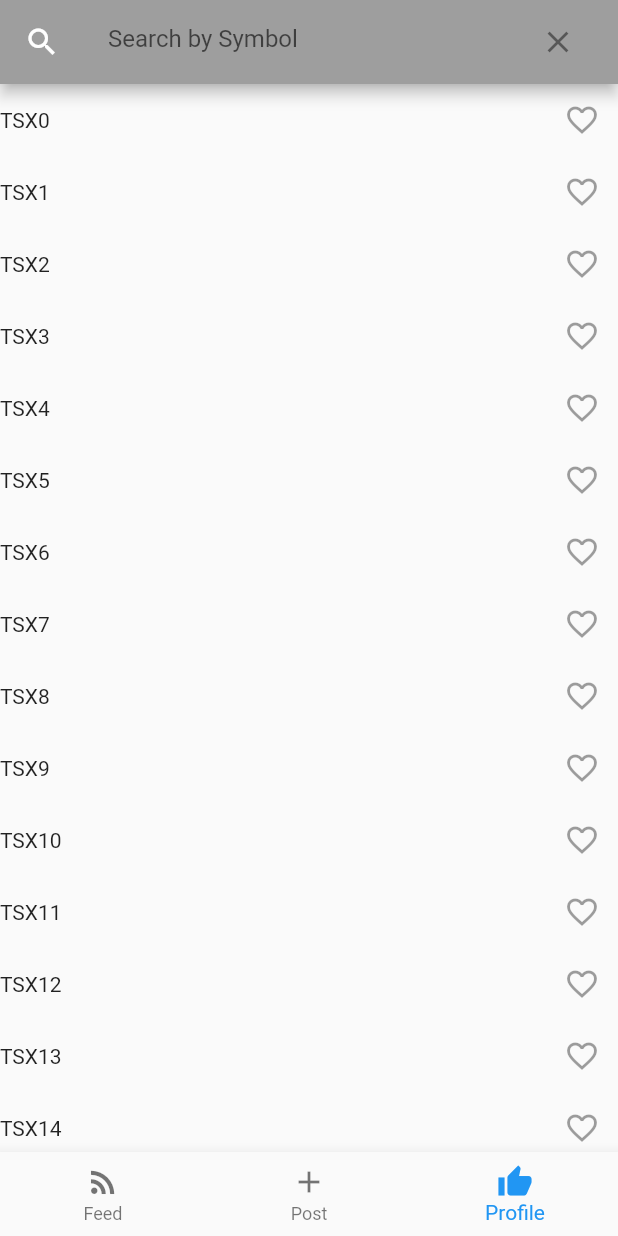
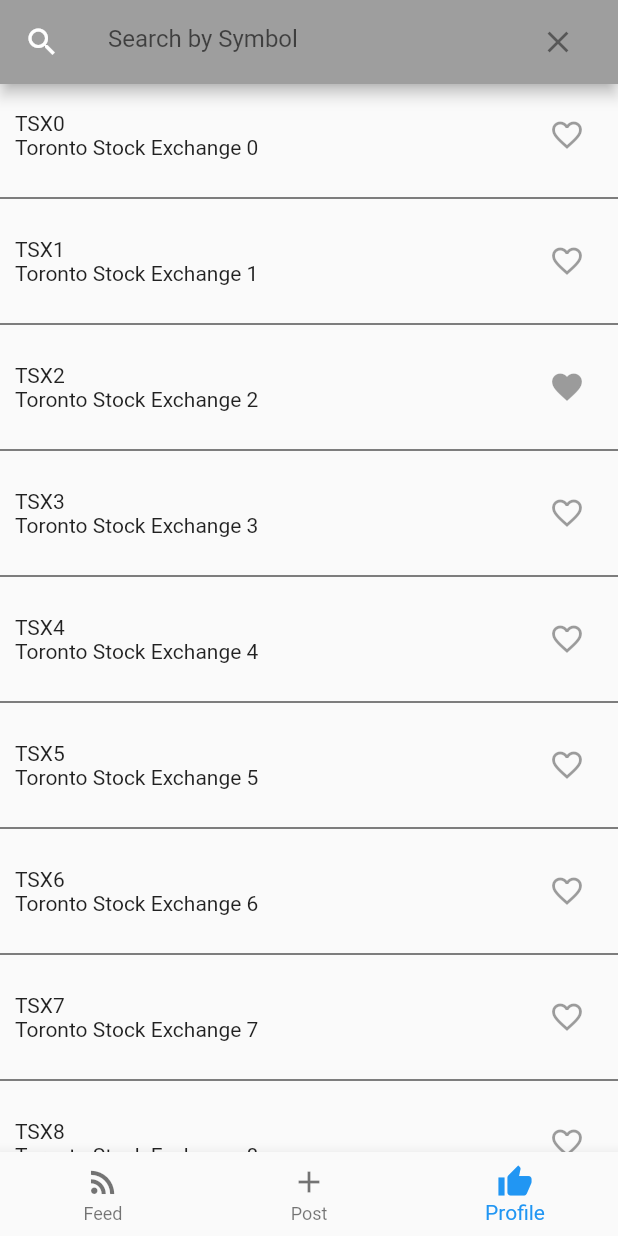
Before and after one commit to jmalfara/stock_talks, a Flutter app: the screen it shows after launch, item 3 of the bottom bar chosen, on a phone screen of 412 x 824 dp. Run offline on Flutter 3.47's test engine with Material 2 defaults, Android fonts, the phone set to English and light mode, and no system bars; network calls fail.

```diff
--- a/lib/components/symbolLookupRow.dart
+++ b/lib/components/symbolLookupRow.dart
@@ -1,24 +1,32 @@
 import 'package:flutter/material.dart';
-import 'package:stock_talks/network/models/symbol.dart';
+import 'package:stock_talks/network/models/forum.dart';
 
 class SymbolLookupRow extends StatelessWidget {
-  final Symbol symbol;
+  final Forum forum;
   final Function onPressed;
 
-  const SymbolLookupRow({Key key, this.symbol, this.onPressed}) : super(key: key);
+  const SymbolLookupRow({Key key, this.forum, this.onPressed}) : super(key: key);
 
   @override
   Widget build(BuildContext context) {
-    // TODO: implement build
-    return Row(
+    return Padding(
+      padding: EdgeInsets.all(10),
+      child: Row(
         mainAxisAlignment: MainAxisAlignment.spaceBetween,
         children: <Widget>[
-        Text(symbol.id),
+          Column(
+            crossAxisAlignment: CrossAxisAlignment.start,
+            children: <Widget>[
+              Text(forum.name),
+              Text(forum.description)
+            ],
+          ),
           IconButton(
-          icon: Icon(symbol.saved ? Icons.favorite : Icons.favorite_border),
+            icon: Icon(forum.following ? Icons.favorite : Icons.favorite_border),
             onPressed: onPressed,
           )
         ],
+      )
     );
   }
 
--- /dev/null
+++ b/lib/network/models/forum.dart
@@ -0,0 +1,23 @@
+import 'package:stock_talks/network/models/post.dart';
+
+class Forum {
+  final String id;
+  final String name;
+  final String description;
+  final String image;
+  final int numberOfPosts;
+  final int numberOfFollowers;
+  final bool following;
+  final List<Post> latestPosts;
+
+  Forum({
+    this.id,
+    this.name,
+    this.description,
+    this.image,
+    this.latestPosts,
+    this.numberOfPosts,
+    this.numberOfFollowers,
+    this.following = false
+  });
+}
--- a/lib/network/models/post.dart
+++ b/lib/network/models/post.dart
@@ -1,20 +1,15 @@
 class Post {
-  final String forumImage;
-  final String forumName;
-
-  final String postId;
-  final String postTitle;
-  final String postDescription;
-  final int numberOfVotes;
+  final String id;
+  final String title;
+  final String description;
+  final int numberOfUpVotes;
   final int numberOfComments;
 
   const Post({
-    this.forumImage,
-    this.forumName,
-    this.postId,
-    this.postTitle,
-    this.postDescription,
-    this.numberOfVotes,
+    this.id,
+    this.title,
+    this.description,
+    this.numberOfUpVotes,
     this.numberOfComments
   });
 }
--- a/lib/network/models/symbol.dart
+++ /dev/null
@@ -1,7 +0,0 @@
-class Symbol {
-  final String id;
-  final String company;
-  final bool saved;
-
-  Symbol({this.id, this.company, this.saved = false});
-}
--- a/lib/screen/watchlistScreen.dart
+++ b/lib/screen/watchlistScreen.dart
@@ -1,6 +1,6 @@
 import 'package:flutter/material.dart';
 import 'package:stock_talks/components/symbolLookupRow.dart';
-import 'package:stock_talks/network/models/symbol.dart';
+import 'package:stock_talks/network/models/forum.dart';
 
 class WatchlistScreen extends StatefulWidget {
 
@@ -20,26 +20,18 @@ class _WatchlistScreenState extends State<WatchlistScreen> {
   List filteredNames = new List(); // names filtered by search text
   Icon _searchIcon = new Icon(Icons.search);
 
-  // TODO Hookup API
-  List<Symbol> symbols = List<Symbol>.generate(
-      1200,
-          (i) => Symbol(
-          id: "TSX$i",
-          company: "Toronto Ex: $i"
-      )
-  );
-
-  List<Symbol> filteredList;
+  List<Forum> availableForums = List();
+  List<Forum> filteredList;
 
   @override
   void initState() {
     super.initState();
-    filteredList = symbols;
+    fetchAvailableForums();
+    filteredList = availableForums;
   }
 
   @override
   Widget build(BuildContext context) {
-
     return Scaffold(
       appBar: AppBar(
           backgroundColor: Colors.grey[500],
@@ -61,11 +53,14 @@ class _WatchlistScreenState extends State<WatchlistScreen> {
           ),
           leading: _searchIcon
       ),
-      body: ListView.builder(
+      body: ListView.separated(
+        separatorBuilder: (context, index) => Divider(
+          color: Colors.black,
+        ),
         itemCount: filteredList.length,
         itemBuilder: (context, index) {
           return SymbolLookupRow(
-            symbol: filteredList[index]
+            forum: filteredList[index]
           );
         },
       )
@@ -79,7 +74,25 @@ class _WatchlistScreenState extends State<WatchlistScreen> {
 
   void updateFilter(String s) {
     setState(() {
-      filteredList = symbols.where((i) => i.id.contains(s)).toList();
+      filteredList = availableForums.where((i) => i.name.toLowerCase().contains(s.toLowerCase()) || i.description.toLowerCase().contains(s.toLowerCase())).toList();
+    });
+  }
+
+  void fetchAvailableForums() {
+    // TODO Hookup API
+    var _availableForums = List<Forum>.generate(120, (i) => Forum(
+      id: "$i",
+      name: "TSX$i",
+      description: "Toronto Stock Exchange $i",
+      image: "https://picsum.photos/id/$i/50/50/",
+      latestPosts: null,
+      numberOfPosts: i,
+      numberOfFollowers: i*3,
+      following: i == 2
+    ));
+
+    setState(() {
+      availableForums = _availableForums;
     });
   }
 }
```
Also changed, not shown: lib/components/feedItemTile.dart (+9 -6 lines), lib/screen/feed/feedScreen.dart (+60 -20 lines), lib/screen/post/postScreen.dart (+10 -6 lines). Lines whose indentation alone changed are shown as unchanged.
